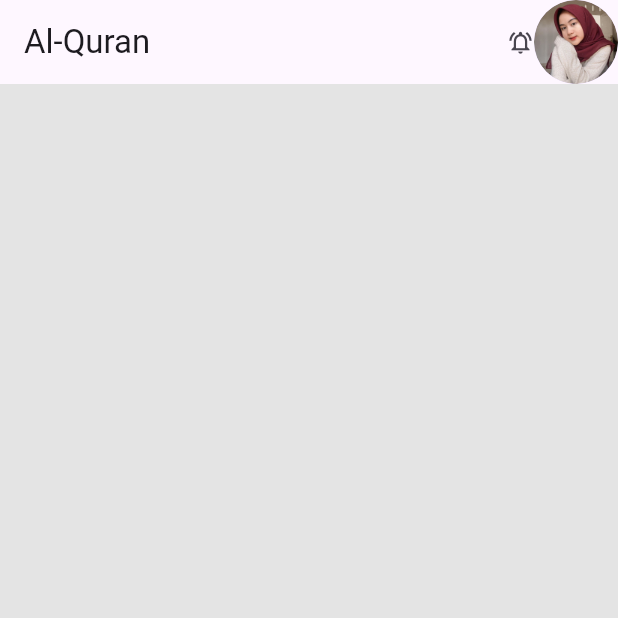
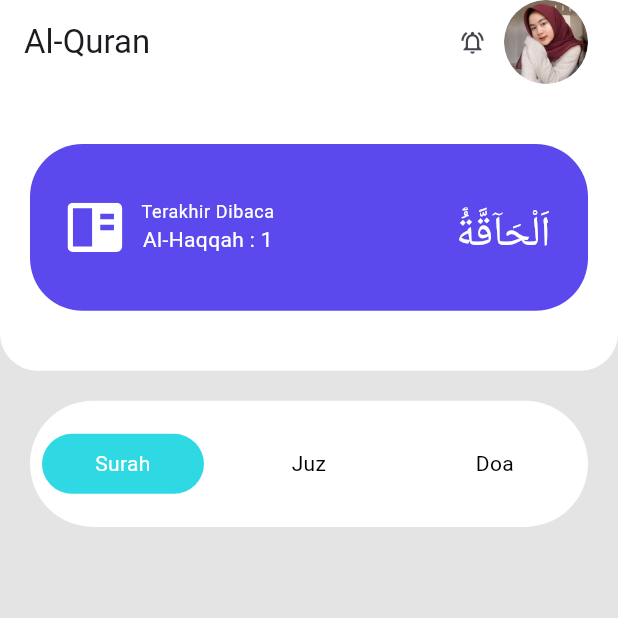
Before and after one commit to andikatp/Muslim-App, a Flutter app: the screen it shows after launch, on a phone screen of 412 x 824 dp, the top half of it. Run offline on Flutter 3.47's test engine with Material 3 defaults, Android fonts, the phone set to English and light mode, and no system bars; our stand-ins replace dartz, date_picker_timeline, easy_date_timeline, equatable, flutter_bloc, flutter_screenutil and 5 more; missing offline and left inert: iconify_flutter; network calls fail.

Commit message:
quran page done

```diff
--- a/lib/core/constants/app_sizes.dart
+++ b/lib/core/constants/app_sizes.dart
@@ -21,6 +21,7 @@ class Sizes {
   static const p92 = 92.0;
   static const p96 = 96.0;
   static const p100 = 100.0;
+  static const p108 = 108.0;
   static const p120 = 120.0;
   static const p140 = 140.0;
   static const p148 = 148.0;
--- a/lib/features/quran/data/datasources/quran_remote_data_source.dart
+++ b/lib/features/quran/data/datasources/quran_remote_data_source.dart
@@ -26,8 +26,8 @@ class QuranRemoteDataSourceImpl implements QuranRemoteDataSource {
       if (response.statusCode != 200) {
         throw ServerException(message: response.body);
       }
-      final decode = jsonDecode(response.body) as List<ResultMap>;
-      return decode.map(QuranModel.fromJson).toList();
+      final decode = jsonDecode(response.body) as List<dynamic>;
+      return decode.map((e) =>  QuranModel.fromJson(e as ResultMap)).toList();
     } catch (e, s) {
       debugPrint(s.toString());
       throw ServerException(message: e.toString());
--- a/lib/features/quran/presentation/pages/quran_page.dart
+++ b/lib/features/quran/presentation/pages/quran_page.dart
@@ -1,5 +1,9 @@
 import 'package:flutter/material.dart';
 import 'package:jadwal_solat/core/constants/colours.dart';
+import 'package:jadwal_solat/features/quran/presentation/widgets/header.dart';
+import 'package:jadwal_solat/features/quran/presentation/widgets/last_read.dart';
+import 'package:jadwal_solat/features/quran/presentation/widgets/quran_list.dart';
+import 'package:jadwal_solat/features/quran/presentation/widgets/tabbar_quran.dart';
 
 class QuranPage extends StatelessWidget {
   const QuranPage({super.key});
@@ -8,21 +12,13 @@ class QuranPage extends StatelessWidget {
   Widget build(BuildContext context) {
     return Scaffold(
       backgroundColor: Colours.backgroundColor,
-      appBar: AppBar(
-        title: const Text('Al-Quran'),
-        actions: const [
-          Icon(
-            Icons.notifications_active_outlined,
-            size: 18,
-          ),
-          CircleAvatar(
-            radius: 28,
-            backgroundImage: AssetImage('assets/Ellipse.png'),
-          ),
+      appBar: const Header(),
+      body: ListView(
+        children: const [
+          LastRead(),
+          TabbarQuran(),
+          QuranList(),
         ],
-      ),
-      body: ListView(
-
       ),
     );
   }
--- a/lib/features/quran/presentation/widgets/header.dart
+++ b/lib/features/quran/presentation/widgets/header.dart
@@ -1,10 +1,38 @@
 import 'package:flutter/material.dart';
+import 'package:flutter_screenutil/flutter_screenutil.dart';
+import 'package:jadwal_solat/core/constants/app_sizes.dart';
 
-class Header extends StatelessWidget {
+class Header extends StatelessWidget implements PreferredSizeWidget {
   const Header({super.key});
 
   @override
   Widget build(BuildContext context) {
-    return const Placeholder();
+    return AppBar(
+      title: const Text('Al-Quran'),
+      backgroundColor: Colors.white,
+      surfaceTintColor: Colors.white,
+      actions: [
+        Padding(
+          padding: REdgeInsets.only(right: 20),
+          child: Wrap(
+            spacing: Sizes.p12,
+            crossAxisAlignment: WrapCrossAlignment.center,
+            children: [
+              Icon(
+                Icons.notifications_active_outlined,
+                size: 18.sp,
+              ),
+              CircleAvatar(
+                radius: 28.r,
+                backgroundImage: const AssetImage('assets/Ellipse.png'),
+              ),
+            ],
+          ),
+        ),
+      ],
+    );
   }
+
+  @override
+  Size get preferredSize => const Size.fromHeight(kToolbarHeight);
 }
--- /dev/null
+++ b/lib/features/quran/presentation/widgets/last_read.dart
@@ -0,0 +1,73 @@
+import 'package:flutter/material.dart';
+import 'package:flutter_screenutil/flutter_screenutil.dart';
+import 'package:flutter_svg/flutter_svg.dart';
+import 'package:jadwal_solat/core/constants/app_sizes.dart';
+import 'package:jadwal_solat/core/constants/colours.dart';
+import 'package:jadwal_solat/core/extensions/context_extension.dart';
+
+class LastRead extends StatelessWidget {
+  const LastRead({super.key});
+
+  @override
+  Widget build(BuildContext context) {
+    return Container(
+      height: 0.3.sh - kToolbarHeight,
+      width: double.infinity,
+      padding: REdgeInsets.symmetric(horizontal: 20, vertical: 40),
+      decoration: BoxDecoration(
+        color: Colors.white,
+        borderRadius: BorderRadius.only(
+          bottomLeft: const Radius.circular(25).r,
+          bottomRight: const Radius.circular(25).r,
+        ),
+      ),
+      child: Container(
+        padding: REdgeInsets.symmetric(horizontal: 25),
+        decoration: BoxDecoration(
+          color: Colours.backgroundBlue,
+          borderRadius: BorderRadius.circular(35).r,
+        ),
+        child: Row(
+          mainAxisAlignment: MainAxisAlignment.spaceBetween,
+          children: [
+            Wrap(
+              spacing: Sizes.p12,
+              crossAxisAlignment: WrapCrossAlignment.center,
+              children: [
+                SvgPicture.asset(
+                  'assets/book.svg',
+                  height: 30.h,
+                  width: 33.h,
+                ),
+                Column(
+                  mainAxisAlignment: MainAxisAlignment.spaceBetween,
+                  children: [
+                    Text(
+                      'Terakhir Dibaca',
+                      style: context.textTheme.bodySmall!
+                          .copyWith(color: Colors.white),
+                    ),
+                    Text(
+                      'Al-Haqqah : 1',
+                      style: context.textTheme.bodyMedium!
+                          .copyWith(color: Colors.white),
+                    ),
+                  ],
+                ),
+              ],
+            ),
+            SizedBox(
+              height: 27,
+              child: Text(
+                'اَلْحَاۤقَّةُۙ',
+                textDirection: TextDirection.rtl,
+                style: context.textTheme.headlineMedium!
+                    .copyWith(color: Colors.white),
+              ),
+            ),
+          ],
+        ),
+      ),
+    );
+  }
+}
--- /dev/null
+++ b/lib/features/quran/presentation/widgets/tabbar_quran.dart
@@ -0,0 +1,59 @@
+import 'package:flutter/material.dart';
+import 'package:flutter_screenutil/flutter_screenutil.dart';
+import 'package:jadwal_solat/core/constants/app_sizes.dart';
+import 'package:jadwal_solat/core/constants/colours.dart';
+import 'package:jadwal_solat/core/extensions/context_extension.dart';
+
+class TabbarQuran extends StatefulWidget {
+  const TabbarQuran({super.key});
+
+  @override
+  State<TabbarQuran> createState() => _TabbarQuranState();
+}
+
+class _TabbarQuranState extends State<TabbarQuran> {
+  final tabbarList = <String>['Surah', 'Juz', 'Doa'];
+  int selectedIndex = 0;
+
+  @override
+  Widget build(BuildContext context) {
+    return Padding(
+      padding: REdgeInsets.all(20),
+      child: Container(
+        height: 0.17.sh - kToolbarHeight,
+        decoration: BoxDecoration(
+          color: Colors.white,
+          borderRadius: BorderRadius.circular(50).r,
+        ),
+        child: Row(
+          mainAxisAlignment: MainAxisAlignment.spaceAround,
+          children: List.generate(tabbarList.length, (index) {
+            final tabbar = tabbarList[index];
+            return GestureDetector(
+              onTap: () => setState(() => selectedIndex = index),
+              child: AnimatedContainer(
+                duration: const Duration(milliseconds: 500),
+                curve: Curves.decelerate,
+                width: Sizes.p108,
+                padding: REdgeInsets.symmetric(horizontal: 30, vertical: 10),
+                decoration: BoxDecoration(
+                  color: selectedIndex == index
+                      ? Colours.secondaryBlue
+                      : Colors.white,
+                  borderRadius: BorderRadius.circular(50).r,
+                ),
+                child: Text(
+                  tabbar,
+                  textAlign: TextAlign.center,
+                  style: context.textTheme.bodyMedium!.copyWith(
+                    color: selectedIndex == index ? Colors.white : Colors.black,
+                  ),
+                ),
+              ),
+            );
+          }),
+        ),
+      ),
+    );
+  }
+}
```
Also changed, not shown: lib/features/quran/presentation/widgets/quran_list.dart (added, +70 -0 lines).
